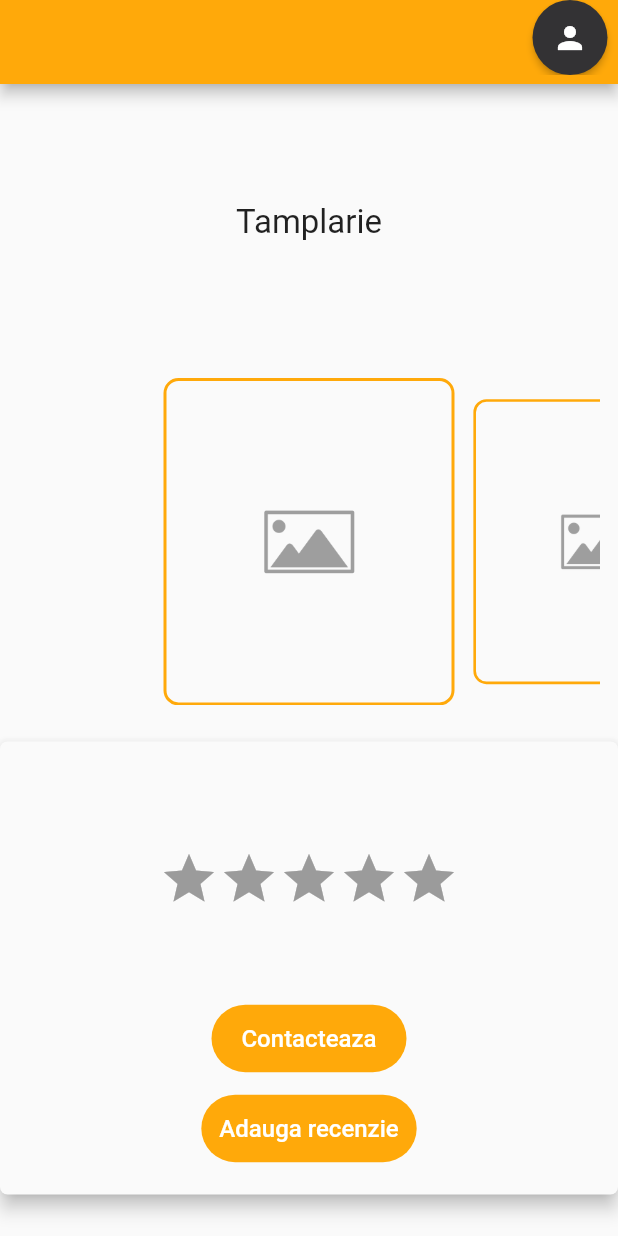
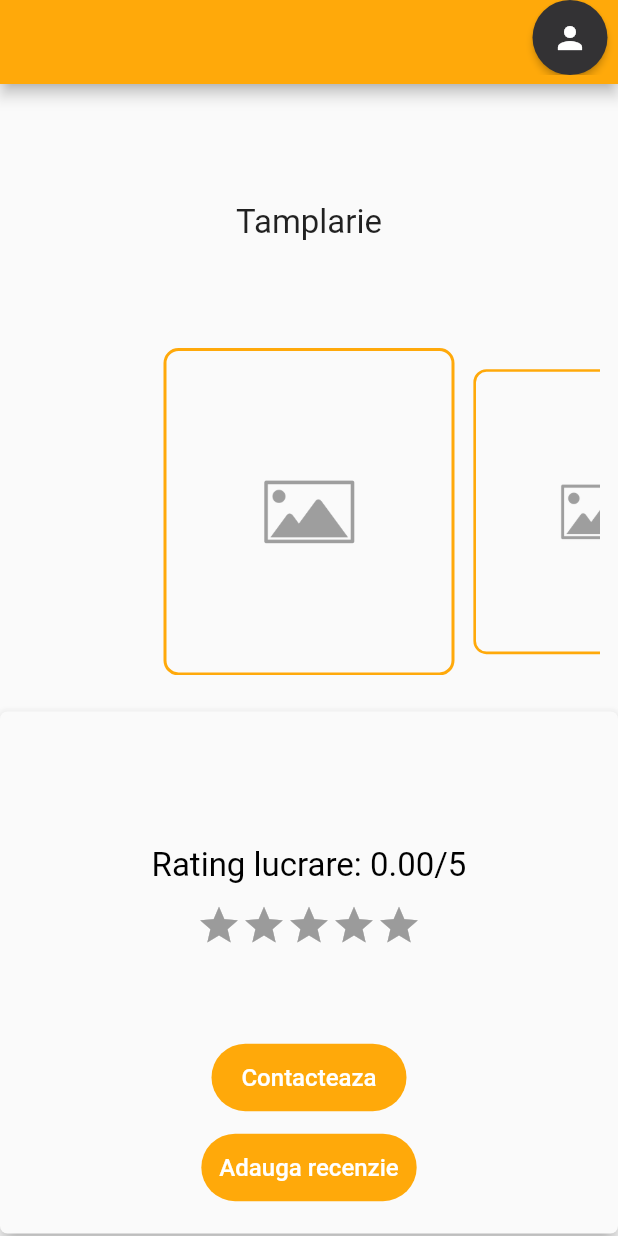
Before and after one commit to AlinaButoiDraghici/multimeister, a Flutter app: the WorkAnnouncementPage screen opened directly with empty values, on a phone screen of 412 x 824 dp. Run offline on Flutter 3.47's test engine with Material 2 defaults, Android fonts, the phone set to English and light mode, and no system bars; drawn by our look-alikes of carousel_slider, flutter_rating_bar; our stand-ins replace cloud_firestore, firebase_auth, firebase_core, hive, hive_flutter; accounts and stored records are empty.

Commit message:
Small UI changes for reviews

```diff
--- a/lib/screens/work_announcement_page.dart
+++ b/lib/screens/work_announcement_page.dart
@@ -53,7 +53,7 @@ class _WorkAnnouncementPageState extends State<WorkAnnouncementPage> {
           padding: EdgeInsets.symmetric(horizontal: AppMargins.S),
           child: Text("Tamplarie", style: TextStyle(fontSize: AppFontSizes.XL)),
         ),
-        SizedBox(height: AppMargins.M),
+        // SizedBox(height: AppMargins.M),
         Padding(
           padding: EdgeInsets.symmetric(
               vertical: AppMargins.M, horizontal: AppMargins.S),
@@ -83,12 +83,16 @@ class _WorkAnnouncementPageState extends State<WorkAnnouncementPage> {
                 Text(widget.work.meisterCity,
                     style: TextStyle(
                         fontSize: AppFontSizes.L, color: Colors.grey)),
-
+                SizedBox(height: 30),
+                Text("Rating lucrare: " + widget.work.rating!.toStringAsFixed(2) + "/5",
+                    style: TextStyle(
+                        fontSize: AppFontSizes.XL, color: Colors.black)),
                 Padding(
                     padding: EdgeInsets.all(AppMargins.S),
                     child: RatingBar.builder(
+                        allowHalfRating: true,
                         itemCount: 5,
-                        itemSize: 40,
+                        itemSize: 30,
                         initialRating: widget.work.rating ?? 0,
                         ignoreGestures: true,
                         itemBuilder: (context, _) => const Icon(
--- a/lib/services/database.dart
+++ b/lib/services/database.dart
@@ -78,7 +78,7 @@ class DatabaseService {
 
   Future<List<Work>> getMeisterWorks(meisterID) async {
     QuerySnapshot<Map<String, dynamic>> querySnapshot =
-        await workItemCollection.where("workItemUid", isEqualTo: meisterID).get();
+        await workItemCollection.where("meisterUid", isEqualTo: meisterID).get();
     final workList = querySnapshot.docs
         .map((doc) => _fromDocumentSnapshotToWork(doc))
         .toList();
```
Also changed, not shown: lib/screens/profile_page.dart (+33 -28 lines).
